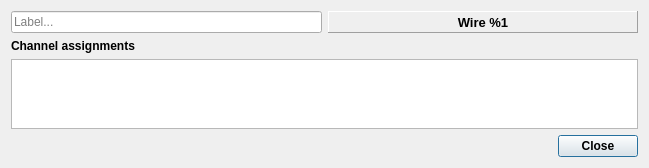
Old version of the form src/gui/WireDlg.ui in the repository CompEphys-team/stdpc.
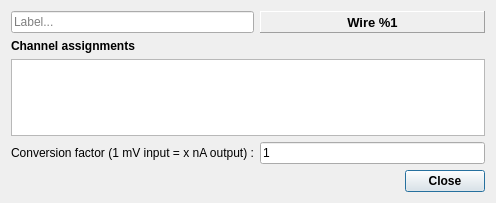
New version of the form. Custom widgets are drawn as their Qt base class.

Commit message:
Cleaned up Wire model
Given that the wire uses the same channel combination as ionic conductances, I've moved it to the IonicConductance base class. I've also added a user-defined conversion factor.

Patch:
```diff
--- a/src/gui/WireDlg.ui
+++ b/src/gui/WireDlg.ui
@@ -6,15 +6,15 @@
    <rect>
     <x>0</x>
     <y>0</y>
-    <width>649</width>
-    <height>163</height>
+    <width>496</width>
+    <height>203</height>
    </rect>
   </property>
   <property name="windowTitle">
    <string>Voltage Clamp</string>
   </property>
   <layout class="QGridLayout" name="gridLayout_2">
-   <item row="3" column="1">
+   <item row="4" column="1">
     <widget class="QDialogButtonBox" name="CloseBox">
      <property name="font">
       <font>
@@ -101,6 +101,20 @@
      </attribute>
     </widget>
    </item>
+   <item row="3" column="0">
+    <widget class="QLabel" name="label">
+     <property name="text">
+      <string>Conversion factor (1 mV input = x nA output) :</string>
+     </property>
+    </widget>
+   </item>
+   <item row="3" column="1">
+    <widget class="QLineEdit" name="leFactor">
+     <property name="text">
+      <string>1</string>
+     </property>
+    </widget>
+   </item>
   </layout>
  </widget>
  <customwidgets>
```
Left out of the diff: 32 changed lines with no effect on the pictures. The commit also changes 3 other files.
